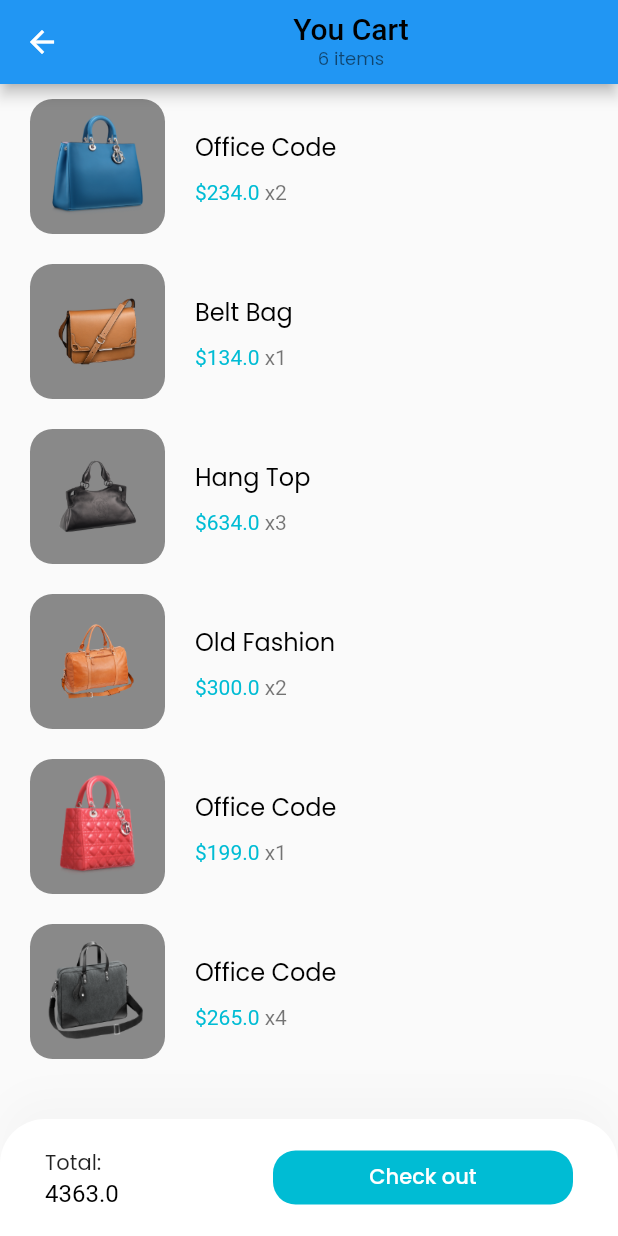
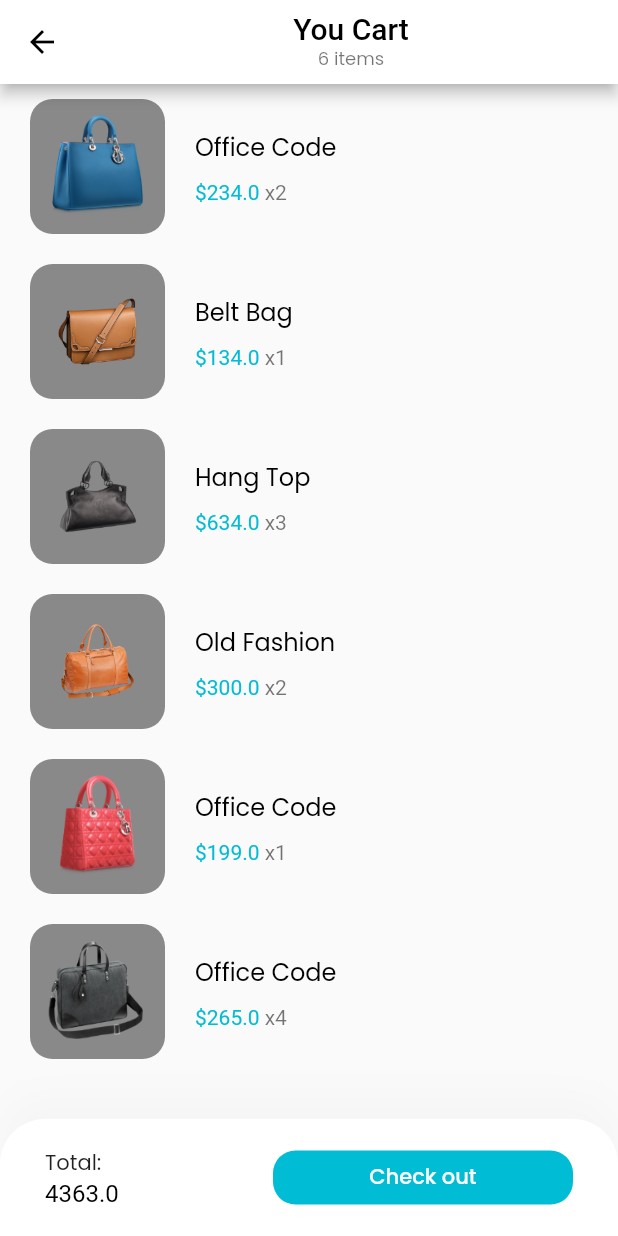
Before and after one commit to Chmelya/OnlineShop, a Flutter app: the screen it shows after launch, after a tap on the "shopping cart" icon, on a phone screen of 412 x 824 dp. Run offline on Flutter 3.47's test engine with Material 2 defaults, Android fonts, the phone set to English and light mode, and no system bars; our stand-ins replace google_fonts.

Commit message:
CartPage with Provider completed

```diff
--- a/online_shop/lib/main.dart
+++ b/online_shop/lib/main.dart
@@ -1,20 +1,29 @@
 import 'package:flutter/material.dart';
 import 'package:google_fonts/google_fonts.dart';
+import 'package:online_shop/models/Cart.dart';
 import 'package:online_shop/pages/BasePage.dart';
+import 'package:provider/provider.dart';
 
 void main() => runApp(MyApp());
 
 class MyApp extends StatelessWidget {
   @override
   Widget build(BuildContext context) {
-    return MaterialApp(
-      title:'Shop',
-      theme: ThemeData(
-        textTheme: GoogleFonts.poppinsTextTheme(
-          Theme.of(context).textTheme,
+    return MultiProvider(
+      providers: [
+        ChangeNotifierProvider<CartDataProvider>(
+          create: (context) => CartDataProvider(),
         ),
+      ],
+      child: MaterialApp(
+        title:'Shop',
+        theme: ThemeData(
+          textTheme: GoogleFonts.poppinsTextTheme(
+            Theme.of(context).textTheme,
+          ),
+        ),
+        home: BasePage(),
       ),
-      home: BasePage(),
     );
   }
 }
--- a/online_shop/lib/models/Cart.dart
+++ b/online_shop/lib/models/Cart.dart
@@ -1,31 +1,80 @@
+import 'dart:collection';
+
 import 'package:flutter/material.dart';
 import 'package:online_shop/models/Product.dart';
 import 'Product.dart';
 
-class Cart {
+class Cart{
   final Product product;
   final int numOfitems;
 
   Cart({@required this.product, @required this.numOfitems});
+}
+
+class CartDataProvider with ChangeNotifier{
+  Map<int, Cart> _cartItems = {
+    1 : Cart(product: products[0], numOfitems: 2),
+    2 : Cart(product: products[1], numOfitems: 1),
+    3 : Cart(product: products[2], numOfitems: 3),
+    4 : Cart(product: products[3], numOfitems: 2),
+    5 : Cart(product: products[4], numOfitems: 1),
+    6 : Cart(product: products[5], numOfitems: 4),
+  };
+
+  UnmodifiableMapView<int, Cart> get cartItems =>
+    UnmodifiableMapView<int, Cart>(_cartItems);
+
+  double totalAmount(){
+    var total = 0.0;
+    _cartItems.forEach((key, item) {
+      total += item.product.price * item.numOfitems;
+    });
+
+    return total;
+  }
+
+  void addOrUpdateItem(Product product, int amountOfItems){
+    if(_cartItems.containsKey(product.id)){
+      _cartItems.update(product.id, (ex) => Cart(
+        product: ex.product,
+        numOfitems: ex.numOfitems + amountOfItems,
+      ));
+    } else {
+      _cartItems.putIfAbsent(product.id, () => Cart(
+        product: product,
+        numOfitems: amountOfItems
+      ));
+    }
+    notifyListeners();
+  }
+
+  void deleteItem(int id){
+    _cartItems.remove(id);
+    notifyListeners();
+  }
+
+  void clearCart(){
+    _cartItems.clear();
+    notifyListeners();
+  }
 
 }
 
-//double sum;
-double cartSum(List<Cart> cart){
-  double sum = 0.0;
+// double cartSum(List<Cart> cart){
+//   double sum = 0.0;
 
-  for(int i = 0; i < cart.length; i++){
-    sum += cart[i].product.price * cart[i].numOfitems;
-  }
+//   for(int i = 0; i < cart.length; i++){
+//     sum += cart[i].product.price * cart[i].numOfitems;
+//   }
 
-  return sum;
-}
+//   return sum;
+// }
 
-List<Cart> cart = [
-  Cart(product: products[0], numOfitems: 2),
-  Cart(product: products[1], numOfitems: 1),
-  Cart(product: products[2], numOfitems: 3),
-  Cart(product: products[3], numOfitems: 2),
-  Cart(product: products[4], numOfitems: 1),
-  Cart(product: products[5], numOfitems: 4),
-];
+// List<Cart> cart = [
+//   Cart(product: products[0], numOfitems: 2),
+//   Cart(product: products[1], numOfitems: 1),
+//   Cart(product: products[2], numOfitems: 3),
+//   Cart(product: products[3], numOfitems: 2),
+//   Cart(product: products[4], numOfitems: 1),
+//   Cart(product: products[5], numOfitems: 4),
+// ];
--- a/online_shop/lib/models/Product.dart
+++ b/online_shop/lib/models/Product.dart
@@ -1,6 +1,4 @@
-import 'package:flutter/material.dart';
-
-class Product {
+class Product{
   final String image, title, description;
   final int id;
   final double price;
--- a/online_shop/lib/pages/BasePage.dart
+++ b/online_shop/lib/pages/BasePage.dart
@@ -9,7 +9,7 @@ class BasePage extends StatefulWidget{
 
 class _BaseState extends State<BasePage>
 {
-  int _currentIndex = 0;
+  //int _currentIndex = 0;
 
   @override
   Widget build(BuildContext context){
--- a/online_shop/lib/pages/CartPage/CartPage.dart
+++ b/online_shop/lib/pages/CartPage/CartPage.dart
@@ -1,16 +1,23 @@
 import 'package:flutter/material.dart';
-import 'package:online_shop/models/Product.dart';
 import 'package:online_shop/models/Cart.dart';
 import 'package:online_shop/pages/CartPage/components/Body.dart';
 import 'package:online_shop/pages/CartPage/components/CheckCart.dart';
+import 'package:provider/provider.dart';
 
 class CartPage extends StatelessWidget {
   @override
   Widget build(BuildContext context){
+
+  final cartData = Provider.of<CartDataProvider>(context);
+
     return Scaffold(
       appBar: AppBar(
+        backgroundColor: Colors.white,
         leading: IconButton(
-          icon: Icon(Icons.arrow_back),
+          icon: Icon(
+            Icons.arrow_back,
+            color: Colors.black,
+          ),
           onPressed: () => Navigator.pop(context),
         ),
         title: Center(
@@ -21,7 +28,7 @@ class CartPage extends StatelessWidget {
                 style: TextStyle(color: Colors.black),
               ),
               Text(
-                "${cart.length} items", //Добавить событие
+                "${cartData.cartItems.length} items",
                 style: Theme.of(context).textTheme.caption,
               ),
             ],
--- a/online_shop/lib/pages/CartPage/components/Body.dart
+++ b/online_shop/lib/pages/CartPage/components/Body.dart
@@ -1,6 +1,7 @@
 import 'package:flutter/material.dart';
 import 'package:online_shop/models/Cart.dart';
 import 'package:online_shop/pages/CartPage/components/CartItemCard.dart';
+import 'package:provider/provider.dart';
 
 class Body extends StatefulWidget {
   @override
@@ -10,14 +11,17 @@ class Body extends StatefulWidget {
 class _BodyState extends State<Body> {
   @override
   Widget build(BuildContext context){
+
+    final cartData = Provider.of<CartDataProvider>(context);
+
     return Padding(
       padding: const EdgeInsets.symmetric(horizontal: 20),
       child: ListView.builder(
-        itemCount: cart.length,
+        itemCount: cartData.cartItems.length,
         itemBuilder: (context, index) => Padding(
           padding: const EdgeInsets.symmetric(vertical: 10),
           child: Dismissible(
-            key: Key(cart[index].product.id.toString()),
+            key: Key(cartData.cartItems.values.toList()[index].product.id.toString()),
             direction: DismissDirection.endToStart,
             background: Container(
               padding: EdgeInsets.symmetric(horizontal: 20),
@@ -34,10 +38,10 @@ class _BodyState extends State<Body> {
             ),
             onDismissed: (direction) {
               setState(() {
-                cart.removeAt(index);
+                cartData.deleteItem(cartData.cartItems.keys.toList()[index]);
               });
             },
-            child: CartItemCard(cart: cart[index])
+            child: CartItemCard(cart: cartData.cartItems.values.toList()[index])
           ),
         )
       ),
--- a/online_shop/lib/pages/CartPage/components/CheckCart.dart
+++ b/online_shop/lib/pages/CartPage/components/CheckCart.dart
@@ -1,5 +1,6 @@
 import 'package:flutter/material.dart';
 import 'package:online_shop/models/Cart.dart';
+import 'package:provider/provider.dart';
 
 class CheckCart extends StatelessWidget {
   const CheckCart({
@@ -8,6 +9,9 @@ class CheckCart extends StatelessWidget {
 
   @override
   Widget build(BuildContext context) {
+
+    final cartData = Provider.of<CartDataProvider>(context);
+
     return Container(
       padding: EdgeInsets.symmetric(
         vertical: 15,
@@ -33,7 +37,7 @@ class CheckCart extends StatelessWidget {
                 text: "Total:\n",
                 children: [
                   TextSpan(
-                    text: "${cartSum(cart)}", //Добавить событие
+                    text: "${cartData.totalAmount()}", //Добавить событие
                     style: TextStyle(fontSize: 16, color: Colors.black),
                   ),
                 ],
--- a/online_shop/lib/pages/CatalogPage/CatalogPage.dart
+++ b/online_shop/lib/pages/CatalogPage/CatalogPage.dart
@@ -1,6 +1,6 @@
-import 'dart:convert';
+//import 'dart:convert';
 import 'package:flutter/material.dart';
-import 'package:http/http.dart' as http;
+//import 'package:http/http.dart' as http;
 import 'package:online_shop/models/Product.dart';
 import 'package:online_shop/pages/CatalogPage/components/ProductItem.dart';
 import 'package:online_shop/pages/CatalogPage/components/Categories.dart';
```
